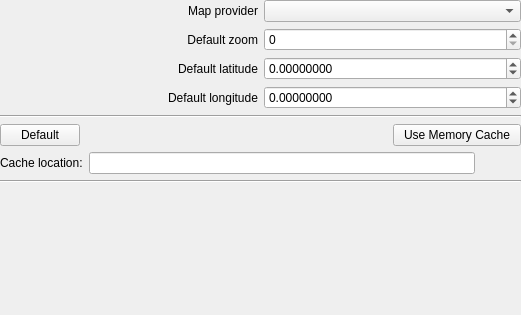
First picture: the form in ground/src/plugins/opmap/opmapgadgetoptionspage.ui, repository openpilot/OpenPilot, before the edit.
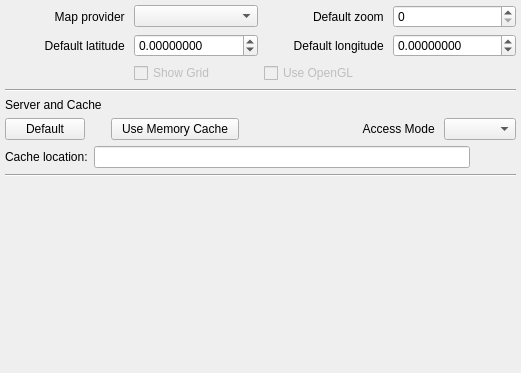
Second picture: the form after the edit. Icons and pictures are not drawn.

Commit message: Added an 'Access Mode' option to the new map plug-in options page.

```diff
--- a/ground/src/plugins/opmap/opmapgadgetoptionspage.ui
+++ b/ground/src/plugins/opmap/opmapgadgetoptionspage.ui
@@ -7,7 +7,7 @@
     <x>0</x>
     <y>0</y>
     <width>521</width>
-    <height>315</height>
+    <height>373</height>
    </rect>
   </property>
   <property name="sizePolicy">
@@ -21,95 +21,8 @@
   </property>
   <layout class="QGridLayout" name="gridLayout">
    <property name="margin">
-    <number>0</number>
+    <number>5</number>
    </property>
-   <item row="4" column="0">
-    <layout class="QHBoxLayout" name="horizontalLayout_7">
-     <item>
-      <widget class="QPushButton" name="pushButtonCacheDefaults">
-       <property name="sizePolicy">
-        <sizepolicy hsizetype="Preferred" vsizetype="Fixed">
-         <horstretch>0</horstretch>
-         <verstretch>0</verstretch>
-        </sizepolicy>
-       </property>
-       <property name="cursor">
-        <cursorShape>OpenHandCursor</cursorShape>
-       </property>
-       <property name="text">
-        <string> Default </string>
-       </property>
-       <property name="checkable">
-        <bool>false</bool>
-       </property>
-       <property name="checked">
-        <bool>false</bool>
-       </property>
-       <property name="flat">
-        <bool>false</bool>
-       </property>
-      </widget>
-     </item>
-     <item>
-      <spacer name="horizontalSpacer">
-       <property name="orientation">
-        <enum>Qt::Horizontal</enum>
-       </property>
-       <property name="sizeHint" stdset="0">
-        <size>
-         <width>40</width>
-         <height>20</height>
-        </size>
-       </property>
-      </spacer>
-     </item>
-     <item>
-      <widget class="QPushButton" name="pushButtonUseMemoryCache">
-       <property name="sizePolicy">
-        <sizepolicy hsizetype="Preferred" vsizetype="Fixed">
-         <horstretch>0</horstretch>
-         <verstretch>0</verstretch>
-        </sizepolicy>
-       </property>
-       <property name="cursor">
-        <cursorShape>OpenHandCursor</cursorShape>
-       </property>
-       <property name="styleSheet">
-        <string notr="true">QPushButton {
-}
-QPushButton:pressed {
-}
-QPushButton:hover {
-}
-QPushButton:checked {
-/*background-color: qlineargradient(x1: 0, y1: 0, x2: 0, y2: 1,
-stop: 0 rgba(180, 190, 220, 255), stop: 1 rgba(200, 230, 255, 255));*/
-}
-</string>
-       </property>
-       <property name="text">
-        <string>  Use Memory Cache  </string>
-       </property>
-       <property name="checkable">
-        <bool>true</bool>
-       </property>
-       <property name="checked">
-        <bool>false</bool>
-       </property>
-       <property name="flat">
-        <bool>false</bool>
-       </property>
-      </widget>
-     </item>
-    </layout>
-   </item>
-   <item row="2" column="0">
-    <widget class="Line" name="line">
-     <property name="orientation">
-      <enum>Qt::Horizontal</enum>
-     </property>
-    </widget>
-   </item>
    <item row="1" column="0">
     <layout class="QGridLayout" name="gridLayout_3">
      <item row="0" column="1">
@@ -122,34 +35,17 @@
      <item row="0" column="0">
       <widget class="QLabel" name="label">
        <property name="text">
-        <string>Map provider</string>
+        <string>Map provider </string>
        </property>
        <property name="alignment">
         <set>Qt::AlignRight|Qt::AlignTrailing|Qt::AlignVCenter</set>
        </property>
       </widget>
      </item>
-     <item row="1" column="0">
-      <widget class="QLabel" name="label_2">
-       <property name="text">
-        <string>Default zoom</string>
-       </property>
-       <property name="alignment">
-        <set>Qt::AlignRight|Qt::AlignTrailing|Qt::AlignVCenter</set>
-       </property>
-      </widget>
-     </item>
-     <item row="1" column="1">
-      <widget class="QSpinBox" name="zoomSpinBox">
-       <property name="maximum">
-        <number>18</number>
-       </property>
-      </widget>
-     </item>
      <item row="2" column="0">
       <widget class="QLabel" name="label_3">
        <property name="text">
-        <string>Default latitude</string>
+        <string>Default latitude </string>
        </property>
        <property name="alignment">
         <set>Qt::AlignRight|Qt::AlignTrailing|Qt::AlignVCenter</set>
@@ -169,17 +65,17 @@
        </property>
       </widget>
      </item>
-     <item row="3" column="0">
+     <item row="2" column="2">
       <widget class="QLabel" name="label_4">
        <property name="text">
-        <string>Default longitude</string>
+        <string>Default longitude </string>
        </property>
        <property name="alignment">
         <set>Qt::AlignRight|Qt::AlignTrailing|Qt::AlignVCenter</set>
        </property>
       </widget>
      </item>
-     <item row="3" column="1">
+     <item row="2" column="3">
       <widget class="QDoubleSpinBox" name="longitudeSpinBox">
        <property name="decimals">
         <number>8</number>
@@ -192,6 +88,43 @@
        </property>
       </widget>
      </item>
+     <item row="0" column="2">
+      <widget class="QLabel" name="label_2">
+       <property name="text">
+        <string>Default zoom </string>
+       </property>
+       <property name="alignment">
+        <set>Qt::AlignRight|Qt::AlignTrailing|Qt::AlignVCenter</set>
+       </property>
+      </widget>
+     </item>
+     <item row="0" column="3">
+      <widget class="QSpinBox" name="zoomSpinBox">
+       <property name="maximum">
+        <number>18</number>
+       </property>
+      </widget>
+     </item>
+     <item row="3" column="1">
+      <widget class="QCheckBox" name="checkBoxShowGrid">
+       <property name="enabled">
+        <bool>false</bool>
+       </property>
+       <property name="text">
+        <string>Show Grid</string>
+       </property>
+      </widget>
+     </item>
+     <item row="3" column="2">
+      <widget class="QCheckBox" name="checkBoxUseOpenGL">
+       <property name="enabled">
+        <bool>false</bool>
+       </property>
+       <property name="text">
+        <string>Use OpenGL</string>
+       </property>
+      </widget>
+     </item>
     </layout>
    </item>
    <item row="7" column="0">
@@ -207,6 +140,133 @@
      </property>
     </spacer>
    </item>
+   <item row="2" column="0">
+    <widget class="Line" name="line">
+     <property name="orientation">
+      <enum>Qt::Horizontal</enum>
+     </property>
+    </widget>
+   </item>
+   <item row="3" column="0">
+    <widget class="QLabel" name="label_7">
+     <property name="text">
+      <string>Server and Cache</string>
+     </property>
+    </widget>
+   </item>
+   <item row="4" column="0">
+    <layout class="QGridLayout" name="gridLayout_4">
+     <item row="0" column="5">
+      <widget class="QComboBox" name="accessModeComboBox">
+       <property name="cursor">
+        <cursorShape>OpenHandCursor</cursorShape>
+       </property>
+      </widget>
+     </item>
+     <item row="0" column="4">
+      <widget class="QLabel" name="label_6">
+       <property name="text">
+        <string>Access Mode </string>
+       </property>
+       <property name="alignment">
+        <set>Qt::AlignRight|Qt::AlignTrailing|Qt::AlignVCenter</set>
+       </property>
+      </widget>
+     </item>
+     <item row="0" column="2">
+      <widget class="QPushButton" name="pushButtonUseMemoryCache">
+       <property name="sizePolicy">
+        <sizepolicy hsizetype="Preferred" vsizetype="Fixed">
+         <horstretch>0</horstretch>
+         <verstretch>0</verstretch>
+        </sizepolicy>
+       </property>
+       <property name="cursor">
+        <cursorShape>OpenHandCursor</cursorShape>
+       </property>
+       <property name="styleSheet">
+        <string notr="true">QPushButton {
+}
+QPushButton:pressed {
+}
+QPushButton:hover {
+}
+QPushButton:checked {
+/*background-color: qlineargradient(x1: 0, y1: 0, x2: 0, y2: 1,
+stop: 0 rgba(180, 190, 220, 255), stop: 1 rgba(200, 230, 255, 255));*/
+}
+</string>
+       </property>
+       <property name="text">
+        <string>  Use Memory Cache  </string>
+       </property>
+       <property name="checkable">
+        <bool>true</bool>
+       </property>
+       <property name="checked">
+        <bool>false</bool>
+       </property>
+       <property name="flat">
+        <bool>false</bool>
+       </property>
+      </widget>
+     </item>
+     <item row="0" column="0">
+      <widget class="QPushButton" name="pushButtonCacheDefaults">
+       <property name="sizePolicy">
+        <sizepolicy hsizetype="Preferred" vsizetype="Fixed">
+         <horstretch>0</horstretch>
+         <verstretch>0</verstretch>
+        </sizepolicy>
+       </property>
+       <property name="cursor">
+        <cursorShape>OpenHandCursor</cursorShape>
+       </property>
+       <property name="text">
+        <string> Default </string>
+       </property>
+       <property name="checkable">
+        <bool>false</bool>
+       </property>
+       <property name="checked">
+        <bool>false</bool>
+       </property>
+       <property name="flat">
+        <bool>false</bool>
+       </property>
+      </widget>
+     </item>
+     <item row="0" column="3">
+      <spacer name="horizontalSpacer_2">
+       <property name="orientation">
+        <enum>Qt::Horizontal</enum>
+       </property>
+       <property name="sizeHint" stdset="0">
+        <size>
+         <width>40</width>
+         <height>20</height>
+        </size>
+       </property>
+      </spacer>
+     </item>
+     <item row="0" column="1">
+      <spacer name="horizontalSpacer">
+       <property name="orientation">
+        <enum>Qt::Horizontal</enum>
+       </property>
+       <property name="sizeType">
+        <enum>QSizePolicy::Fixed</enum>
+       </property>
+       <property name="sizeHint" stdset="0">
+        <size>
+         <width>20</width>
+         <height>20</height>
+        </size>
+       </property>
+      </spacer>
+     </item>
+    </layout>
+   </item>
    <item row="5" column="0">
     <layout class="QHBoxLayout" name="horizontalLayout_2">
      <item>
```
The commit also changes 9 other files.
